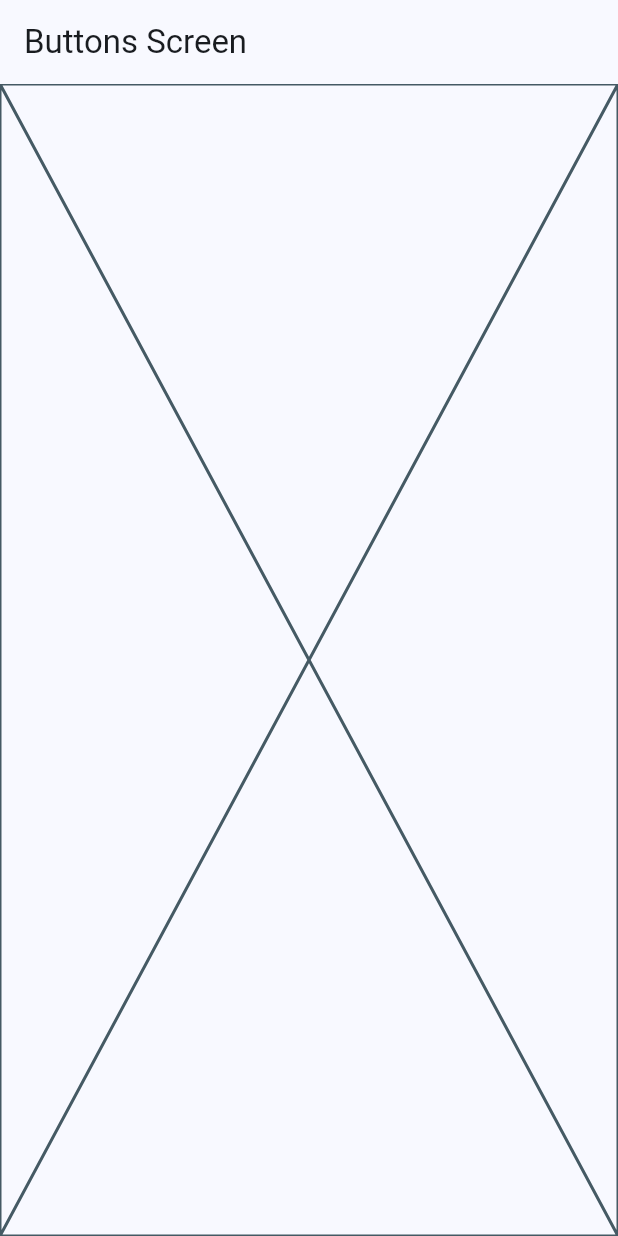
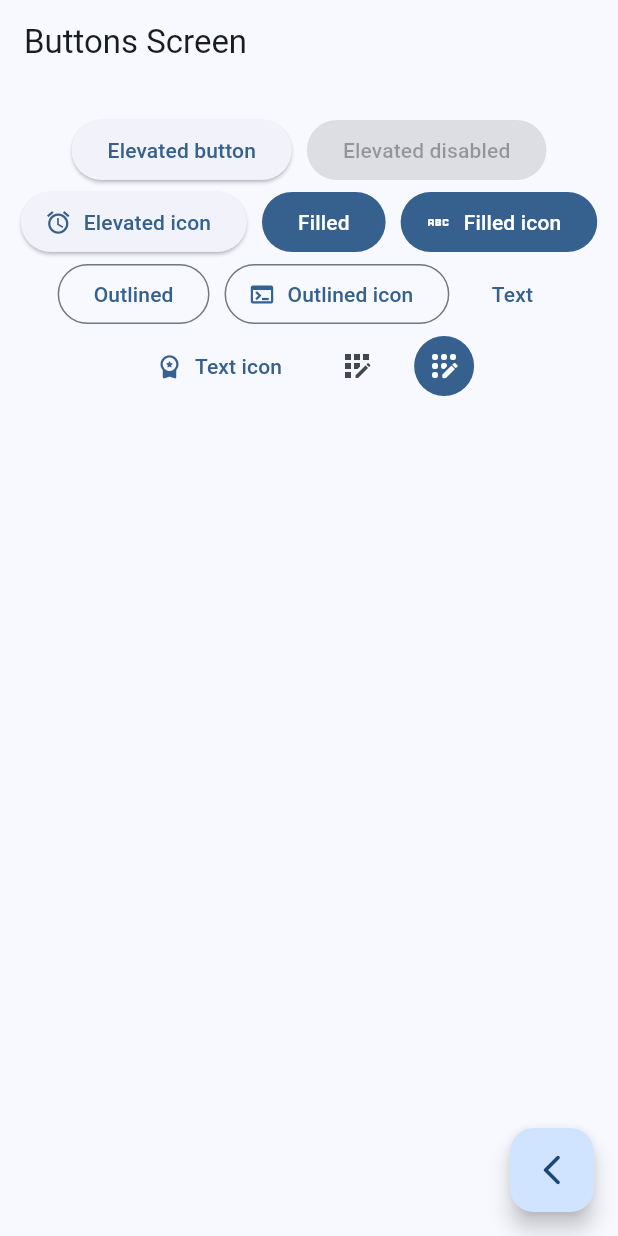
Before and after one commit to jermp96/widgets_app, a Flutter app: the ButtonsScreen screen opened by its route, on a phone screen of 412 x 824 dp. Run offline on Flutter 3.47's test engine with Material 2 defaults, Android fonts, the phone set to English and light mode, and no system bars; our stand-ins replace go_router.

Commit message:
*pre-configured buttons

```diff
--- a/lib/presentation/screens/buttons/buttons_screen.dart
+++ b/lib/presentation/screens/buttons/buttons_screen.dart
@@ -1,4 +1,5 @@
 import 'package:flutter/material.dart';
+import 'package:go_router/go_router.dart';
 
 class ButtonsScreen extends StatelessWidget {
     static const String name = 'buttons_screen';
@@ -10,7 +11,69 @@ class ButtonsScreen extends StatelessWidget {
       appBar: AppBar(
         title: const Text('Buttons Screen'),
       ),
-      body: const Placeholder(),
+      body: _ButtonsView(),
+      floatingActionButton: FloatingActionButton(
+        child: const Icon(Icons.arrow_back_ios_new_rounded),
+        onPressed: () {
+          context.pop();
+        }
+      ),
     );
   }
 }
+
+class _ButtonsView extends StatelessWidget {
+  const _ButtonsView();
+
+  @override
+  Widget build(BuildContext context) {
+    final colors = Theme.of(context).colorScheme;
+
+    return SizedBox(
+      width: double.infinity,
+      child: Padding(
+        padding: const EdgeInsets.symmetric(vertical: 20, horizontal: 10),
+        child: Wrap(
+          spacing: 10,
+          alignment: WrapAlignment.center,
+          children: [
+            ElevatedButton(onPressed: (){}, child: const Text('Elevated button')),
+            const ElevatedButton(onPressed: null, child: const Text('Elevated disabled')),
+            ElevatedButton.icon(
+              onPressed: (){},
+              icon: const Icon(Icons.access_alarm),
+              label: const Text('Elevated icon')
+            ),
+            FilledButton(onPressed: () {}, child: const Text('Filled')),
+            FilledButton.icon(
+              onPressed: (){},
+              icon: const Icon(Icons.abc_outlined),
+              label: Text('Filled icon')
+            ),
+            OutlinedButton(onPressed: (){}, child: const Text('Outlined')),
+            OutlinedButton.icon(
+              onPressed: (){},
+              icon: const Icon(Icons.terminal),
+              label: const Text('Outlined icon')
+            ),
+            TextButton(onPressed: () {}, child: const Text('Text')),
+            TextButton.icon(
+              onPressed: () {},
+              icon: const Icon(Icons.workspace_premium_rounded),
+              label: const Text('Text icon')
+            ),
+            IconButton(onPressed: () {}, icon: const Icon(Icons.app_registration)),
+            IconButton(
+              onPressed: () {},
+              icon: const Icon(Icons.app_registration_rounded),
+              style: ButtonStyle(
+                backgroundColor: MaterialStatePropertyAll(colors.primary),
+                iconColor: const MaterialStatePropertyAll(Colors.white)
+              ),
+            )
+          ],
+        ),
+      ),
+    );
+  }
+}
```
